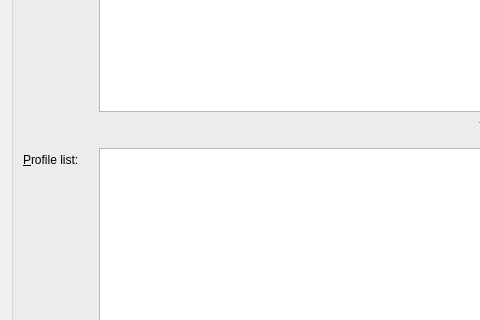
ychclone/blink, file Resources/Forms/groupDialog.ui: the form before one commit; both pictures show x 0 to 480 and y 214 to 534 of the 614 by 682 pixel window.
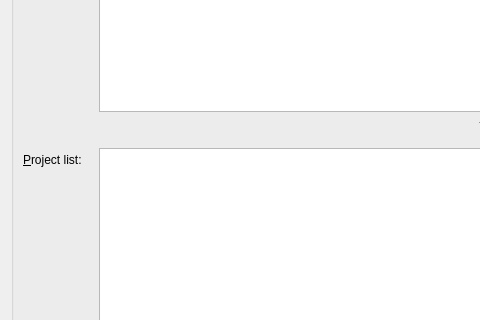
The form after the commit. Icons and pictures are not drawn.

Commit message: refactor code, doc, screenshots from profile to project

What changed in the file:
```diff
--- a/Resources/Forms/groupDialog.ui
+++ b/Resources/Forms/groupDialog.ui
@@ -61,7 +61,7 @@
           <item row="3" column="0">
            <widget class="QLabel" name="label_11">
             <property name="text">
-             <string>&amp;Profile list:</string>
+             <string>&amp;Project list:</string>
             </property>
             <property name="buddy">
              <cstring>includedProfile_listWidget</cstring>
```
Left out of the diff: 18 changed lines with no effect on the pictures. The commit also changes 52 other files.
